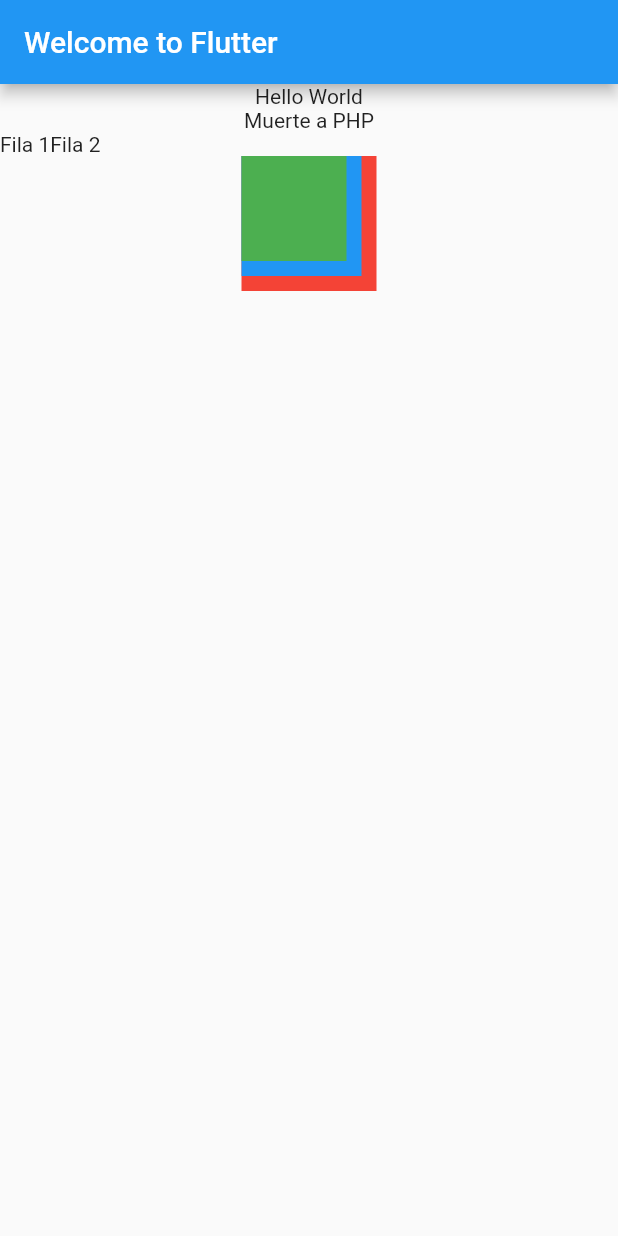
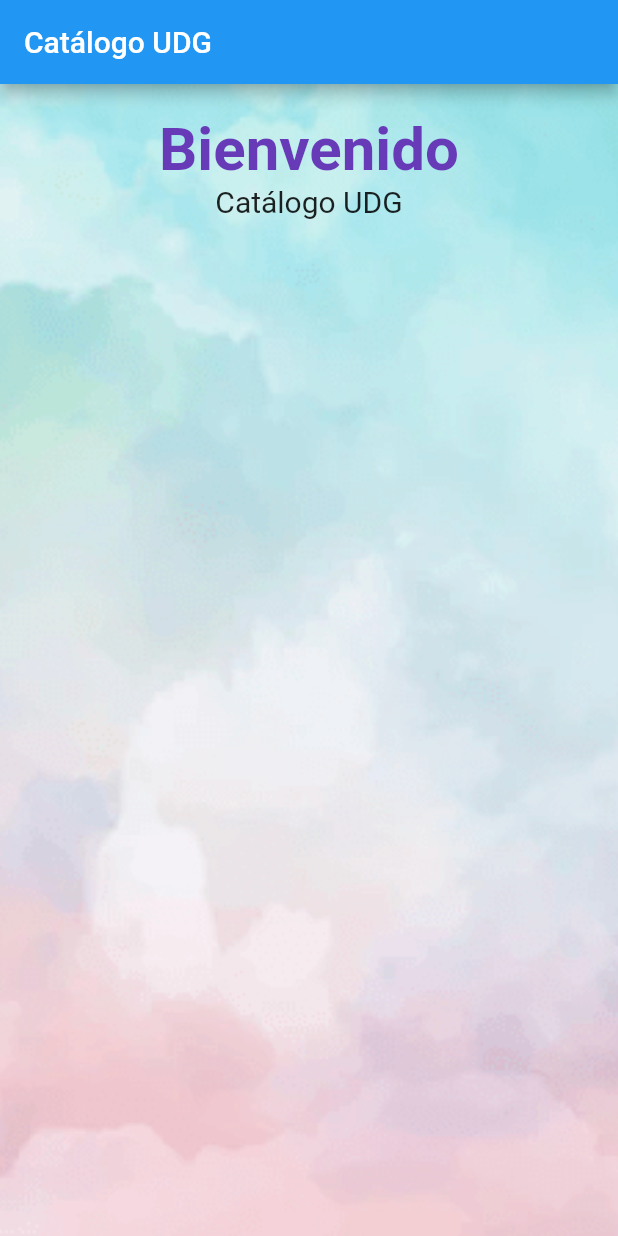
Before and after one commit to LuisLiraC/catalogo_udg, a Flutter app: the screen it shows after launch, on a phone screen of 412 x 824 dp. Run offline on Flutter 3.47's test engine with Material 2 defaults, Android fonts, the phone set to English and light mode, and no system bars.

Commit message:
3.5. Home screen

```diff
--- a/lib/main.dart
+++ b/lib/main.dart
@@ -10,42 +10,39 @@ class MyApp extends StatelessWidget {
   @override
   Widget build(BuildContext context) {
     return MaterialApp(
-      title: 'Welcome to Flutter',
+      title: 'Catálogo UDG',
       home: Scaffold(
         appBar: AppBar(
-          title: const Text('Welcome to Flutter'),
+          title: const Text('Catálogo UDG'),
         ),
-        body: Column(
-          children: [
-            const Text('Hello World'),
-            const Text('Muerte a PHP'),
-            Row(
-              children: const <Widget> [
-                Text('Fila 1'),
-                Text('Fila 2'),
-              ],
+        body: Container(
+          width: double.infinity,
+          padding: const EdgeInsets.all(20.0),
+          child: Column(
+            children: [
+              const Text(
+                  'Bienvenido',
+                  style: TextStyle(
+                      fontSize: 40.0,
+                      fontWeight: FontWeight.bold,
+                      color: Colors.deepPurple
+                  )
+              ),
+              const Text(
+                'Catálogo UDG',
+                style: TextStyle(
+                  fontSize: 20.0,
+                ),
+              )
+            ],
+          ),
+          decoration: const BoxDecoration(
+            image: DecorationImage(
+              image: AssetImage("images/bg.png"),
+              fit: BoxFit.cover
             ),
-            Stack(
-              children: <Widget>[
-                Container(
-                  width: 90,
-                  height: 90,
-                  color: Colors.red,
-                ),
-                Container(
-                  width: 80,
-                  height: 80,
-                  color: Colors.blue,
-                ),
-                Container(
-                  width: 70,
-                  height: 70,
-                  color: Colors.green,
-                ),
-              ],
-            )
-          ],
-        ),
+          ),
+        )
       ),
     );
   }
--- a/pubspec.yaml
+++ b/pubspec.yaml
@@ -58,9 +58,8 @@ flutter:
   uses-material-design: true
 
   # To add assets to your application, add an assets section, like this:
-  # assets:
-  #   - images/a_dot_burr.jpeg
-  #   - images/a_dot_ham.jpeg
+  assets:
+    - images/
 
   # An image asset can refer to one or more resolution-specific "variants", see
   # https://flutter.dev/assets-and-images/#resolution-aware.
```
Also changed, not shown: images/bg.png (added).
